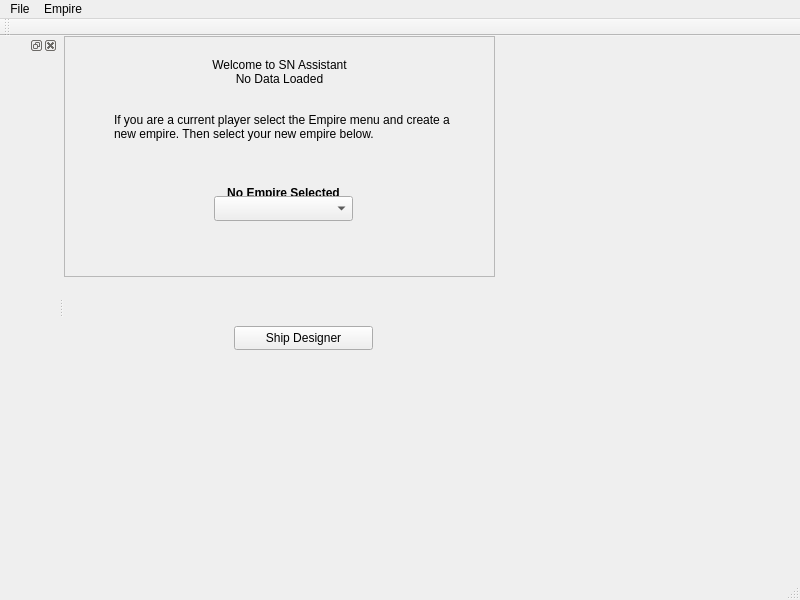
The window that MainWindow.ui (Ramblurr/SupernovaAssistant) describes before a commit, drawn with Qt 5.
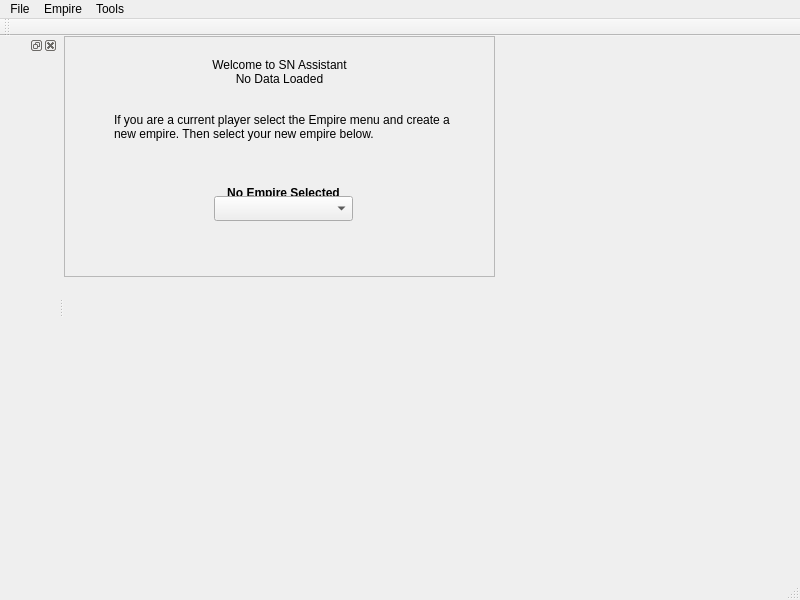
The same window after the commit.

What changed in the file:
```diff
--- a/MainWindow.ui
+++ b/MainWindow.ui
@@ -14,19 +14,6 @@
    <string>MainWindow</string>
   </property>
   <widget class="QWidget" name="centralWidget">
-   <widget class="QPushButton" name="shipDesignerButton">
-    <property name="geometry">
-     <rect>
-      <x>170</x>
-      <y>290</y>
-      <width>139</width>
-      <height>24</height>
-     </rect>
-    </property>
-    <property name="text">
-     <string>Ship Designer</string>
-    </property>
-   </widget>
    <widget class="QFrame" name="welcomeFrame">
     <property name="geometry">
      <rect>
@@ -143,8 +130,16 @@
     <addaction name="actionCreate_an_Empire"/>
     <addaction name="actionSelect_Empire"/>
    </widget>
+   <widget class="QMenu" name="menuTools">
+    <property name="title">
+     <string>Tools</string>
+    </property>
+    <addaction name="actionShip_Designer"/>
+    <addaction name="actionItem_Editor"/>
+   </widget>
    <addaction name="menuFile"/>
    <addaction name="menuEmpire"/>
+   <addaction name="menuTools"/>
   </widget>
   <widget class="QToolBar" name="mainToolBar">
    <attribute name="toolBarArea">
```
Left out of the diff: 10 changed lines with no effect on the pictures.
